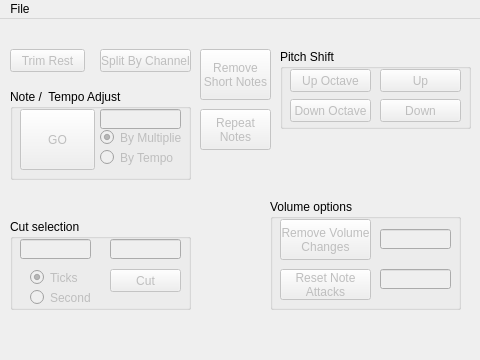
Qt form midiqtool.ui (Haaglar/MidiQTool) before a commit.
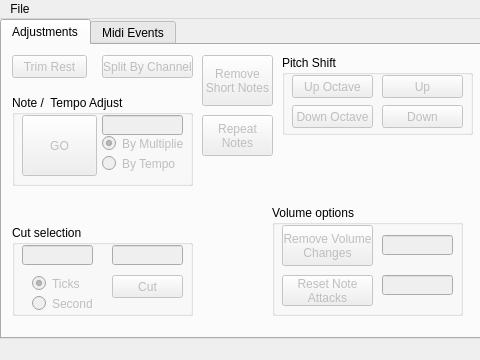
The same form after that commit.

Commit message: Added tab control for future function

```diff
--- a/midiqtool.ui
+++ b/midiqtool.ui
@@ -32,104 +32,43 @@
    <string>MidiQTool</string>
   </property>
   <widget class="QWidget" name="centralWidget">
-   <widget class="QPushButton" name="pushButtonTrimRest">
-    <property name="enabled">
-     <bool>false</bool>
-    </property>
+   <widget class="QTabWidget" name="tabWidgetMode">
     <property name="geometry">
      <rect>
-      <x>10</x>
-      <y>30</y>
-      <width>75</width>
-      <height>23</height>
+      <x>0</x>
+      <y>0</y>
+      <width>482</width>
+      <height>320</height>
      </rect>
     </property>
-    <property name="text">
-     <string>Trim Rest</string>
+    <property name="currentIndex">
+     <number>0</number>
     </property>
-   </widget>
-   <widget class="QGroupBox" name="groupBoxPitch">
-    <property name="geometry">
-     <rect>
-      <x>280</x>
-      <y>30</y>
-      <width>191</width>
-      <height>80</height>
-     </rect>
-    </property>
-    <property name="title">
-     <string>Pitch Shift</string>
-    </property>
-    <widget class="QPushButton" name="pushButtonOcUp">
+    <widget class="QWidget" name="tabAdjustments">
+     <attribute name="title">
+      <string>Adjustments</string>
+     </attribute>
+     <widget class="QPushButton" name="pushButtonT0Split">
      <property name="enabled">
       <bool>false</bool>
      </property>
      <property name="geometry">
       <rect>
-       <x>10</x>
-       <y>20</y>
-       <width>81</width>
-       <height>23</height>
-      </rect>
-     </property>
-     <property name="text">
-      <string>Up Octave</string>
-     </property>
-    </widget>
-    <widget class="QPushButton" name="pushButtonOctDown">
-     <property name="enabled">
-      <bool>false</bool>
-     </property>
-     <property name="geometry">
-      <rect>
-       <x>10</x>
-       <y>50</y>
-       <width>81</width>
-       <height>23</height>
-      </rect>
-     </property>
-     <property name="text">
-      <string>Down Octave</string>
-     </property>
-    </widget>
-    <widget class="QPushButton" name="pushButtonUpOne">
-     <property name="enabled">
-      <bool>false</bool>
-     </property>
-     <property name="geometry">
-      <rect>
        <x>100</x>
-       <y>20</y>
-       <width>81</width>
+        <y>10</y>
+        <width>91</width>
        <height>23</height>
       </rect>
      </property>
      <property name="text">
-      <string>Up</string>
-     </property>
-    </widget>
-    <widget class="QPushButton" name="pushButtonDownOne">
-     <property name="enabled">
-      <bool>false</bool>
-     </property>
-     <property name="geometry">
-      <rect>
-       <x>100</x>
-       <y>50</y>
-       <width>81</width>
-       <height>23</height>
-      </rect>
-     </property>
-     <property name="text">
-      <string>Down</string>
-     </property>
-    </widget>
+       <string>Split By Channel</string>
+      </property>
    </widget>
    <widget class="QGroupBox" name="groupBox">
     <property name="geometry">
      <rect>
       <x>10</x>
-      <y>70</y>
+        <y>50</y>
       <width>181</width>
       <height>91</height>
      </rect>
@@ -211,123 +150,11 @@
      </attribute>
     </widget>
    </widget>
-   <widget class="QPushButton" name="pushButtonT0Split">
-    <property name="enabled">
-     <bool>false</bool>
-    </property>
-    <property name="geometry">
-     <rect>
-      <x>100</x>
-      <y>30</y>
-      <width>91</width>
-      <height>23</height>
-     </rect>
-    </property>
-    <property name="text">
-     <string>Split By Channel</string>
-    </property>
-   </widget>
-   <widget class="QGroupBox" name="groupBox_2">
-    <property name="geometry">
-     <rect>
-      <x>10</x>
-      <y>200</y>
-      <width>181</width>
-      <height>91</height>
-     </rect>
-    </property>
-    <property name="title">
-     <string>Cut selection</string>
-    </property>
-    <widget class="QPushButton" name="pushButtonCut">
-     <property name="enabled">
-      <bool>false</bool>
-     </property>
-     <property name="geometry">
-      <rect>
-       <x>100</x>
-       <y>50</y>
-       <width>71</width>
-       <height>23</height>
-      </rect>
-     </property>
-     <property name="text">
-      <string>Cut</string>
-     </property>
-    </widget>
-    <widget class="QLineEdit" name="lineEditCutStart">
-     <property name="enabled">
-      <bool>false</bool>
-     </property>
-     <property name="geometry">
-      <rect>
-       <x>10</x>
-       <y>20</y>
-       <width>71</width>
-       <height>20</height>
-      </rect>
-     </property>
-    </widget>
-    <widget class="QLineEdit" name="lineEditCutFin">
-     <property name="enabled">
-      <bool>false</bool>
-     </property>
-     <property name="geometry">
-      <rect>
-       <x>100</x>
-       <y>20</y>
-       <width>71</width>
-       <height>20</height>
-      </rect>
-     </property>
-    </widget>
-    <widget class="QRadioButton" name="radioButtonCutTicks">
-     <property name="enabled">
-      <bool>false</bool>
-     </property>
-     <property name="geometry">
-      <rect>
-       <x>20</x>
-       <y>50</y>
-       <width>61</width>
-       <height>17</height>
-      </rect>
-     </property>
-     <property name="text">
-      <string>Ticks</string>
-     </property>
-     <property name="checked">
-      <bool>true</bool>
-     </property>
-     <attribute name="buttonGroup">
-      <string notr="true">buttonGroupCut</string>
-     </attribute>
-    </widget>
-    <widget class="QRadioButton" name="radioButtonCutSeconds">
-     <property name="enabled">
-      <bool>false</bool>
-     </property>
-     <property name="geometry">
-      <rect>
-       <x>20</x>
-       <y>70</y>
-       <width>61</width>
-       <height>17</height>
-      </rect>
-     </property>
-     <property name="text">
-      <string>Seconds</string>
-     </property>
-     <attribute name="buttonGroup">
-      <string notr="true">buttonGroupCut</string>
-     </attribute>
-    </widget>
-   </widget>
    <widget class="QGroupBox" name="groupBox_3">
     <property name="geometry">
      <rect>
       <x>270</x>
-      <y>180</y>
+        <y>160</y>
       <width>191</width>
       <height>111</height>
      </rect>
@@ -396,6 +223,212 @@
      </property>
     </widget>
    </widget>
+     <widget class="QPushButton" name="pushButtonTrimRest">
+      <property name="enabled">
+       <bool>false</bool>
+      </property>
+      <property name="geometry">
+       <rect>
+        <x>10</x>
+        <y>10</y>
+        <width>75</width>
+        <height>23</height>
+       </rect>
+      </property>
+      <property name="text">
+       <string>Trim Rest</string>
+      </property>
+     </widget>
+     <widget class="QGroupBox" name="groupBox_2">
+      <property name="geometry">
+       <rect>
+        <x>10</x>
+        <y>180</y>
+        <width>181</width>
+        <height>91</height>
+       </rect>
+      </property>
+      <property name="title">
+       <string>Cut selection</string>
+      </property>
+      <widget class="QPushButton" name="pushButtonCut">
+       <property name="enabled">
+        <bool>false</bool>
+       </property>
+       <property name="geometry">
+        <rect>
+         <x>100</x>
+         <y>50</y>
+         <width>71</width>
+         <height>23</height>
+        </rect>
+       </property>
+       <property name="text">
+        <string>Cut</string>
+       </property>
+      </widget>
+      <widget class="QLineEdit" name="lineEditCutStart">
+       <property name="enabled">
+        <bool>false</bool>
+       </property>
+       <property name="geometry">
+        <rect>
+         <x>10</x>
+         <y>20</y>
+         <width>71</width>
+         <height>20</height>
+        </rect>
+       </property>
+      </widget>
+      <widget class="QLineEdit" name="lineEditCutFin">
+       <property name="enabled">
+        <bool>false</bool>
+       </property>
+       <property name="geometry">
+        <rect>
+         <x>100</x>
+         <y>20</y>
+         <width>71</width>
+         <height>20</height>
+        </rect>
+       </property>
+      </widget>
+      <widget class="QRadioButton" name="radioButtonCutTicks">
+       <property name="enabled">
+        <bool>false</bool>
+       </property>
+       <property name="geometry">
+        <rect>
+         <x>20</x>
+         <y>50</y>
+         <width>61</width>
+         <height>17</height>
+        </rect>
+       </property>
+       <property name="text">
+        <string>Ticks</string>
+       </property>
+       <property name="checked">
+        <bool>true</bool>
+       </property>
+       <attribute name="buttonGroup">
+        <string notr="true">buttonGroupCut</string>
+       </attribute>
+      </widget>
+      <widget class="QRadioButton" name="radioButtonCutSeconds">
+       <property name="enabled">
+        <bool>false</bool>
+       </property>
+       <property name="geometry">
+        <rect>
+         <x>20</x>
+         <y>70</y>
+         <width>61</width>
+         <height>17</height>
+        </rect>
+       </property>
+       <property name="text">
+        <string>Seconds</string>
+       </property>
+       <attribute name="buttonGroup">
+        <string notr="true">buttonGroupCut</string>
+       </attribute>
+      </widget>
+     </widget>
+     <widget class="QPushButton" name="pushButtonRepeat">
+      <property name="enabled">
+       <bool>false</bool>
+      </property>
+      <property name="geometry">
+       <rect>
+        <x>200</x>
+        <y>70</y>
+        <width>71</width>
+        <height>41</height>
+       </rect>
+      </property>
+      <property name="text">
+       <string>Repeat
+Notes</string>
+      </property>
+     </widget>
+     <widget class="QGroupBox" name="groupBoxPitch">
+      <property name="geometry">
+       <rect>
+        <x>280</x>
+        <y>10</y>
+        <width>191</width>
+        <height>80</height>
+       </rect>
+      </property>
+      <property name="title">
+       <string>Pitch Shift</string>
+      </property>
+      <widget class="QPushButton" name="pushButtonOcUp">
+       <property name="enabled">
+        <bool>false</bool>
+       </property>
+       <property name="geometry">
+        <rect>
+         <x>10</x>
+         <y>20</y>
+         <width>81</width>
+         <height>23</height>
+        </rect>
+       </property>
+       <property name="text">
+        <string>Up Octave</string>
+       </property>
+      </widget>
+      <widget class="QPushButton" name="pushButtonOctDown">
+       <property name="enabled">
+        <bool>false</bool>
+       </property>
+       <property name="geometry">
+        <rect>
+         <x>10</x>
+         <y>50</y>
+         <width>81</width>
+         <height>23</height>
+        </rect>
+       </property>
+       <property name="text">
+        <string>Down Octave</string>
+       </property>
+      </widget>
+      <widget class="QPushButton" name="pushButtonUpOne">
+       <property name="enabled">
+        <bool>false</bool>
+       </property>
+       <property name="geometry">
+        <rect>
+         <x>100</x>
+         <y>20</y>
+         <width>81</width>
+         <height>23</height>
+        </rect>
+       </property>
+       <property name="text">
+        <string>Up</string>
+       </property>
+      </widget>
+      <widget class="QPushButton" name="pushButtonDownOne">
+       <property name="enabled">
+        <bool>false</bool>
+       </property>
+       <property name="geometry">
+        <rect>
+         <x>100</x>
+         <y>50</y>
+         <width>81</width>
+         <height>23</height>
+        </rect>
+       </property>
+       <property name="text">
+        <string>Down</string>
+       </property>
+      </widget>
+     </widget>
    <widget class="QPushButton" name="pushButtonShortNotes">
     <property name="enabled">
      <bool>false</bool>
@@ -403,7 +436,7 @@
     <property name="geometry">
      <rect>
       <x>200</x>
-      <y>30</y>
+        <y>10</y>
       <width>71</width>
       <height>51</height>
      </rect>
@@ -413,23 +446,8 @@
 Short Notes</string>
     </property>
    </widget>
-   <widget class="QPushButton" name="pushButtonRepeat">
-    <property name="enabled">
-     <bool>false</bool>
-    </property>
-    <property name="geometry">
-     <rect>
-      <x>200</x>
-      <y>90</y>
-      <width>71</width>
-      <height>41</height>
-     </rect>
-    </property>
-    <property name="text">
-     <string>Repeat
-Notes</string>
-    </property>
-   </widget>
+     <zorder>pushButtonTNUdjust</zorder>
+     <zorder>groupBoxPitch</zorder>
    <zorder>groupBox</zorder>
    <zorder>pushButtonTrimRest</zorder>
    <zorder>groupBoxPitch</zorder>
@@ -438,6 +456,15 @@
    <zorder>groupBox_3</zorder>
    <zorder>pushButtonShortNotes</zorder>
    <zorder>pushButtonRepeat</zorder>
+     <zorder>groupBoxPitch</zorder>
+     <zorder>pushButtonShortNotes</zorder>
+    </widget>
+    <widget class="QWidget" name="tabEvents">
+     <attribute name="title">
+      <string>Midi Events</string>
+     </attribute>
+    </widget>
+   </widget>
   </widget>
   <widget class="QMenuBar" name="menuBar">
    <property name="geometry">
```
Left out of the diff: 11 changed lines with no effect on the pictures. Lines whose indentation alone changed are shown as unchanged. The commit also changes 1 other file.
